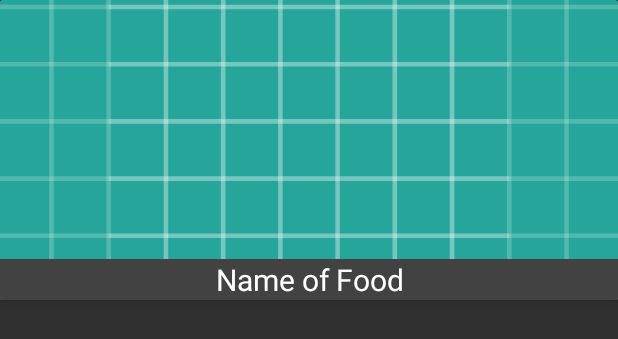
After one commit to huyle-2212/RestaurantOrderApps-master, an Android app: the layout food_item.xml on its own in the app's theme, with its tools: preview values and no code run, on a phone screen of 412 x 824 dp. The commit adds this screen. Shown: the top 339 px of the screen. Run offline under Robolectric (Android 15) with nearby library versions, the phone set to English and light mode, and no system bars.

Commit message:
Initial Commit

```diff
--- a/app/build.gradle
+++ b/app/build.gradle
@@ -2,7 +2,7 @@ apply plugin: 'com.android.application'
 
 android {
     compileSdkVersion 26
-    buildToolsVersion "26.0.2"
+    buildToolsVersion '27.0.3'
     defaultConfig {
         applicationId "com.example.minhthanh.restaurantorderapps"
         minSdkVersion 19
@@ -39,4 +39,7 @@ dependencies {
     compile 'com.firebaseui:firebase-ui-database:1.2.0'
     compile 'com.android.support:recyclerview-v7:26.+'
 }
+
+
+
 apply plugin: 'com.google.gms.google-services'
--- a/app/src/main/java/com/example/minhthanh/restaurantorderapps/Category.java
+++ b/app/src/main/java/com/example/minhthanh/restaurantorderapps/Model/Category.java
@@ -1,4 +1,4 @@
-package com.example.minhthanh.restaurantorderapps;
+package com.example.minhthanh.restaurantorderapps.Model;
 
 /**
  * Created by Huy Le on 4/20/2018.
--- /dev/null
+++ b/app/src/main/res/layout/food_item.xml
@@ -0,0 +1,36 @@
+<?xml version="1.0" encoding="utf-8"?>
+<android.support.v7.widget.CardView
+    xmlns:android="http://schemas.android.com/apk/res/android"
+    xmlns:app="http://schemas.android.com/apk/res-auto"
+    xmlns:tools="http://schemas.android.com/tools"
+    android:orientation="vertical"
+    android:layout_width="match_parent"
+    android:layout_height="200dp"
+    app:cardElevation="4dp"
+    android:layout_marginBottom="8dp">
+
+
+    <RelativeLayout
+        android:layout_width="match_parent"
+        android:layout_height="match_parent">
+
+        <ImageView
+            android:id="@+id/food_image"
+            android:scaleType="centerCrop"
+            android:src="@drawable/ic_launcher_background"
+            android:layout_width="match_parent"
+            android:layout_height="match_parent"
+            tools:ignore="VectorDrawableCompat" />
+
+        <TextView
+            android:id="@+id/food_name"
+            android:text="Name of Food"
+            android:textColor="@android:color/white"
+            android:background="@color/cardview_dark_background"
+            android:textSize="20sp"
+            android:gravity="center"
+            android:layout_alignParentBottom="true"
+            android:layout_width="match_parent"
+            android:layout_height="wrap_content" />
+    </RelativeLayout>
+</android.support.v7.widget.CardView>
--- a/build.gradle
+++ b/build.gradle
@@ -3,9 +3,10 @@
 buildscript {
     repositories {
         jcenter()
+        google()
     }
     dependencies {
-        classpath 'com.android.tools.build:gradle:3.0.1'
+        classpath 'com.android.tools.build:gradle:3.1.1'
 
         // NOTE: Do not place your application dependencies here; they belong
         // in the individual module build.gradle files
@@ -16,6 +17,7 @@ buildscript {
 allprojects {
     repositories {
         jcenter()
+        google()
     }
 }
 
```
Also changed, not shown: app/src/main/java/com/example/minhthanh/restaurantorderapps/Home.java (+8 -3 lines), app/src/main/java/com/example/minhthanh/restaurantorderapps/ListFoodsToOrder.java (+61 -0 lines), app/src/main/java/com/example/minhthanh/restaurantorderapps/Model/Food.java (added, +69 -0 lines), app/src/main/java/com/example/minhthanh/restaurantorderapps/ViewHolder/FoodViewHolder.java (added, +39 -0 lines), app/src/main/res/layout/activity_list_foods_to_order.xml (+7 -0 lines), gradle/wrapper/gradle-wrapper.properties.
